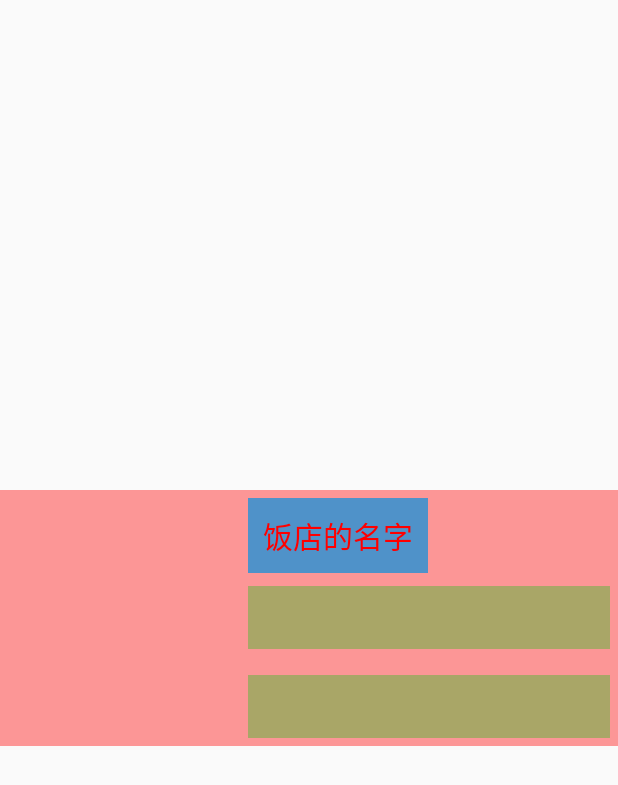
After one commit to wuqiang5733/Or5der, an Android app: the layout restaurant_item.xml on its own in the app's theme, with its tools: preview values and no code run, on a phone screen of 412 x 824 dp. The commit adds this screen. Shown: the top 785 px of the screen. Run offline under Robolectric (Android 15) with nearby library versions, the phone set to English and light mode, and no system bars.

```diff
--- a/app/src/main/java/org/xuxiaoxiao/order/dish/DishModelFragment.java
+++ b/app/src/main/java/org/xuxiaoxiao/order/dish/DishModelFragment.java
@@ -84,7 +84,7 @@ public class DishModelFragment extends android.support.v4.app.Fragment {
                         // Success
                         for (Dish dish : object) {
                             if (!isInterrupted()) {
-//                                Log.d("WQWQ",restaurant.getName());
+//                                Log.d("WQWQ",restaurant_item.getName());
                                 model.add(new Dish(dish.getName(), dish.getPrice(), dish.getDiscription(), dish.getPhotoUrl(),dish.getRestaurantName()));
                                 EventBus.getDefault().post(new DishReadyEvent(dish));
                             }
--- a/app/src/main/java/org/xuxiaoxiao/order/dish/DishesFragment.java
+++ b/app/src/main/java/org/xuxiaoxiao/order/dish/DishesFragment.java
@@ -384,7 +384,7 @@ public class DishesFragment extends Fragment {
                 if (e == null) {
                     // Success
                     for (Dish dish : object) {
-//                                Log.d("WQWQ",restaurant.getName());
+//                                Log.d("WQWQ",restaurant_item.getName());
                         dishes.add(new Dish(dish.getName(), dish.getPrice(), dish.getDiscription(), dish.getPhotoUrl(), dish.getRestaurantName()));
 //                            EventBus.getDefault().post(new DishReadyEvent(dish));
                         dishesAdapter.notifyDataSetChanged();
--- a/app/src/main/java/org/xuxiaoxiao/order/main/MainActivity.java
+++ b/app/src/main/java/org/xuxiaoxiao/order/main/MainActivity.java
@@ -18,8 +18,7 @@ import static android.Manifest.permission.WRITE_EXTERNAL_STORAGE;
 
 public class MainActivity extends UniversalFragmentActivity {
 
-    private static final String MODEL_TAG = "model";
-    private RestaurantModelFragment mFrag = null;
+
 
     @Override
     public void onCreate(Bundle savedInstanceState) {
--- a/app/src/main/java/org/xuxiaoxiao/order/main/NewRestaurantActivity.java
+++ b/app/src/main/java/org/xuxiaoxiao/order/main/NewRestaurantActivity.java
@@ -48,7 +48,9 @@ public class NewRestaurantActivity extends AppCompatActivity {
                     @Override
                     public void run() {
 
-                        Restaurant newRestaurant = new Restaurant("新饭店", 5);
+                        Restaurant newRestaurant = new Restaurant();
+                        newRestaurant.setName("新饭店");
+                        newRestaurant.setRate(5);
 //注意：不能调用gameScore.setObjectId("")方法
 //                        gameScore.setName("比目");
 //                        gameScore.setRate(89);
--- /dev/null
+++ b/app/src/main/res/layout/restaurant_item.xml
@@ -0,0 +1,74 @@
+<?xml version="1.0" encoding="utf-8"?>
+<RelativeLayout xmlns:android="http://schemas.android.com/apk/res/android"
+    xmlns:app="http://schemas.android.com/apk/res-auto"
+    android:layout_width="wrap_content"
+    android:layout_height="wrap_content"
+    android:orientation="vertical"
+    android:background="#66ff0000"
+    android:padding="5dp"
+    android:layout_gravity="center"
+    >
+
+    <ImageView
+        android:id="@+id/restaurant_image_view"
+        android:layout_width="160dp"
+        android:layout_height="160dp"
+        android:layout_alignParentLeft="true"
+        />
+
+    <TextView
+        android:id="@+id/restaurant_name_text_view"
+        android:layout_width="wrap_content"
+        android:layout_height="wrap_content"
+        android:textSize="20sp"
+
+        android:padding="10dp"
+        android:textColor="#ff0000"
+        android:background="#4f92c9"
+        android:layout_toRightOf="@+id/restaurant_image_view"
+        android:text="饭店的名字"
+        />
+
+    <TextView
+        android:id="@+id/restaurant_address_text_view"
+        android:layout_width="match_parent"
+        android:layout_height="wrap_content"
+
+        android:textSize="16sp"
+
+        android:padding="10dp"
+        android:textColor="#3657d7"
+        android:background="#a9a667"
+        android:layout_centerVertical="true"
+        android:layout_alignLeft="@+id/restaurant_name_text_view"/>
+
+    <TextView
+        android:id="@+id/restaurant_rate_text_view"
+        android:layout_width="match_parent"
+        android:layout_height="wrap_content"
+
+        android:textSize="16sp"
+
+        android:padding="10dp"
+        android:textColor="#3657d7"
+        android:background="#a9a667"
+        android:layout_alignBottom="@+id/restaurant_image_view"
+        android:layout_alignLeft="@+id/restaurant_name_text_view"
+      />
+
+</RelativeLayout>
+
+
+    <!--android:layout_alignParentLeft 贴紧父元素的左边缘-->
+    <!--android:layout_toRightOf 将该控件的左边缘和给定ID的控件的右边缘对齐-->
+    <!--android:layout_below 将该控件的顶部至于给定ID的控件之下-->
+    <!--android:layout_alignLeft 将该控件的左边缘与给定ID控件的左边缘对齐-->
+    <!--android:layout_alignParentBottom 贴紧父元素的下边缘-->
+    <!--android:layout_alignBottom 本元素的下边缘和某元素的的下边缘对齐-->
+
+
+    <!--http://blog.csdn.net/nieweiking/article/details/38417317-->
+<!--对于居中的解释-->
+    <!--http://blog.csdn.net/mvpstevenlin/article/details/51445295-->
+
+    <!--android:layout_below="@+id/restaurant_name_text_view"-->
```
Also changed, not shown: app/src/main/java/org/xuxiaoxiao/order/main/MainFragment.java (+35 -80 lines), app/src/main/java/org/xuxiaoxiao/order/main/RestaurantModelFragment.java (deleted, +0 -102 lines), app/src/main/java/org/xuxiaoxiao/order/model/Restaurant.java (+17 -5 lines), app/src/main/res/layout/fragment_main.xml (+8 -0 lines), app/src/main/res/layout/restaurant.xml (deleted, +0 -32 lines), app/src/main/res/drawable-hdpi/imgdemo.png (added).
